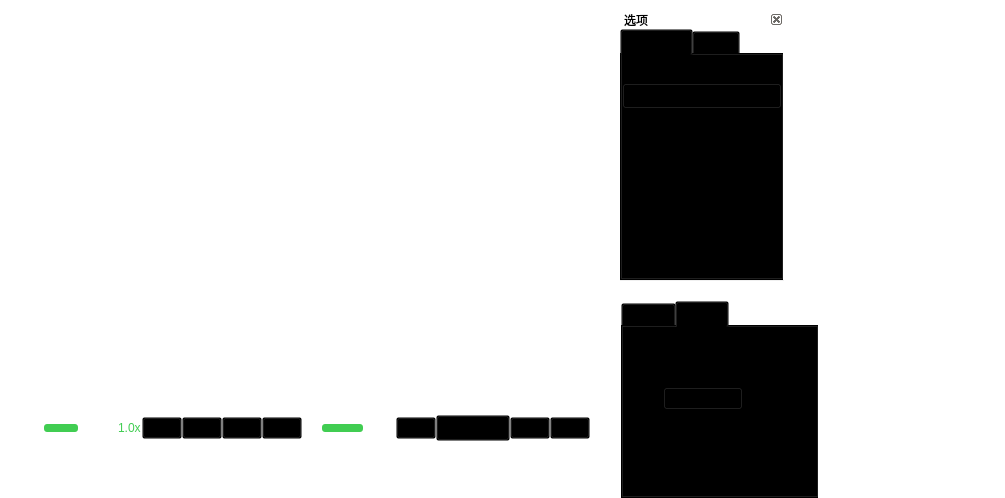
imtangsheng/QtClient, file QtClient/ui/VideoPlayback.ui: the form before one commit.
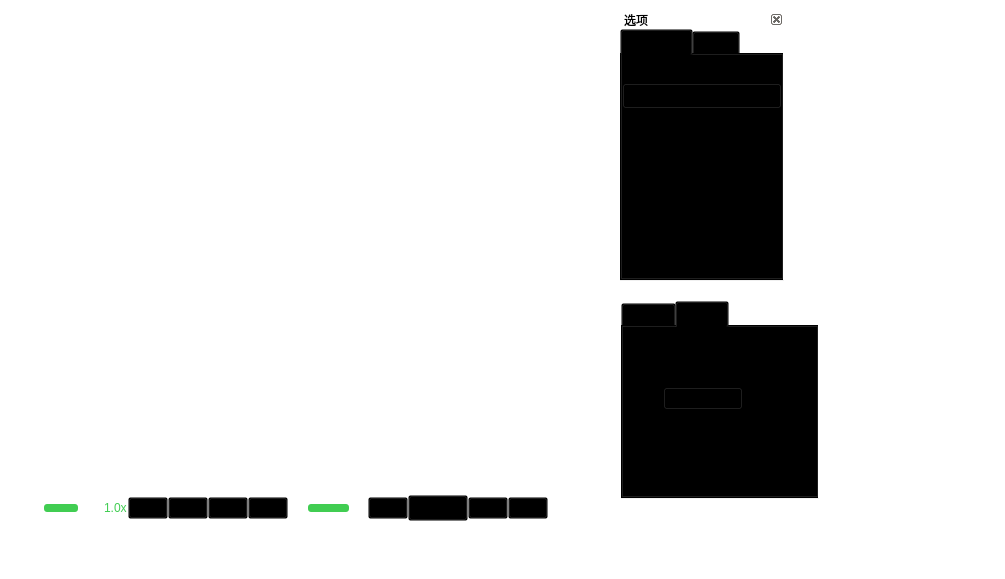
The form after the commit. The open tabs and pages were chosen to show the change. Icons and pictures are not drawn.

The edit to the form file:
```diff
--- a/QtClient/ui/VideoPlayback.ui
+++ b/QtClient/ui/VideoPlayback.ui
@@ -7,7 +7,7 @@
     <x>0</x>
     <y>0</y>
     <width>1005</width>
-    <height>498</height>
+    <height>579</height>
    </rect>
   </property>
   <property name="sizePolicy">
@@ -27,8 +27,8 @@
     <rect>
      <x>0</x>
      <y>0</y>
-     <width>613</width>
-     <height>451</height>
+     <width>571</width>
+     <height>531</height>
     </rect>
    </property>
    <property name="layoutDirection">
@@ -59,13 +59,10 @@
        <widget class="QLabel" name="label_videoBackground">
         <property name="minimumSize">
          <size>
-          <width>100</width>
-          <height>100</height>
+          <width>50</width>
+          <height>50</height>
          </size>
         </property>
-        <property name="styleSheet">
-         <string notr="true">image: url(:/asset/video_playback/Movie_Active.svg);</string>
-        </property>
         <property name="text">
          <string/>
         </property>
```
Left out of the diff: 8 changed lines with no effect on the pictures.
